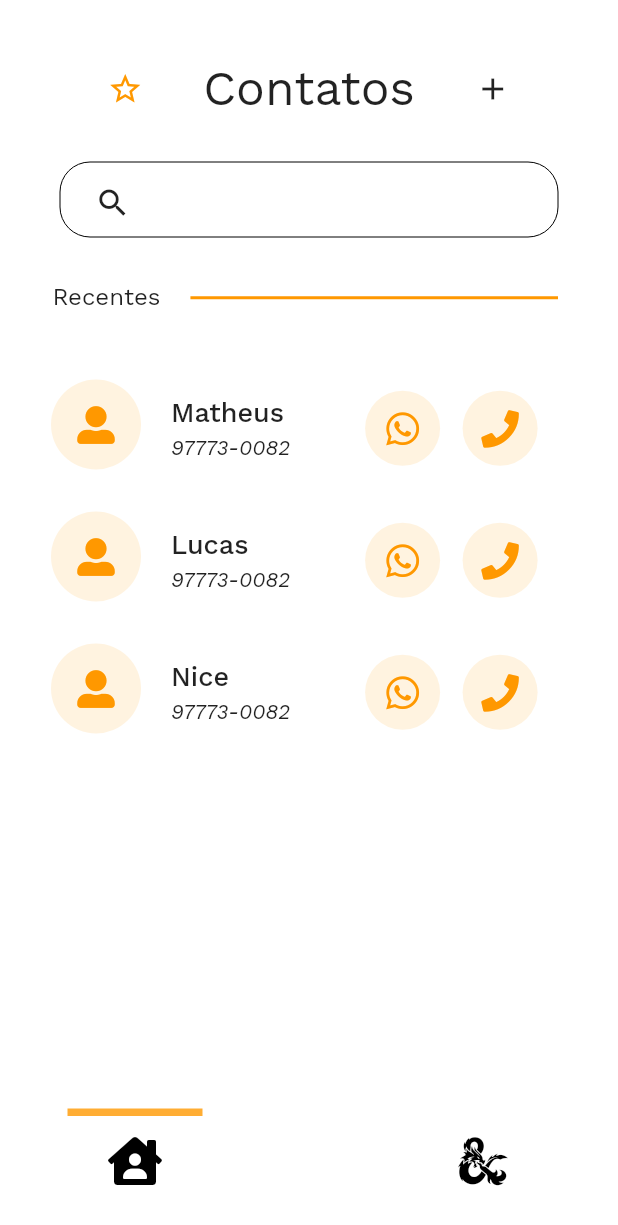
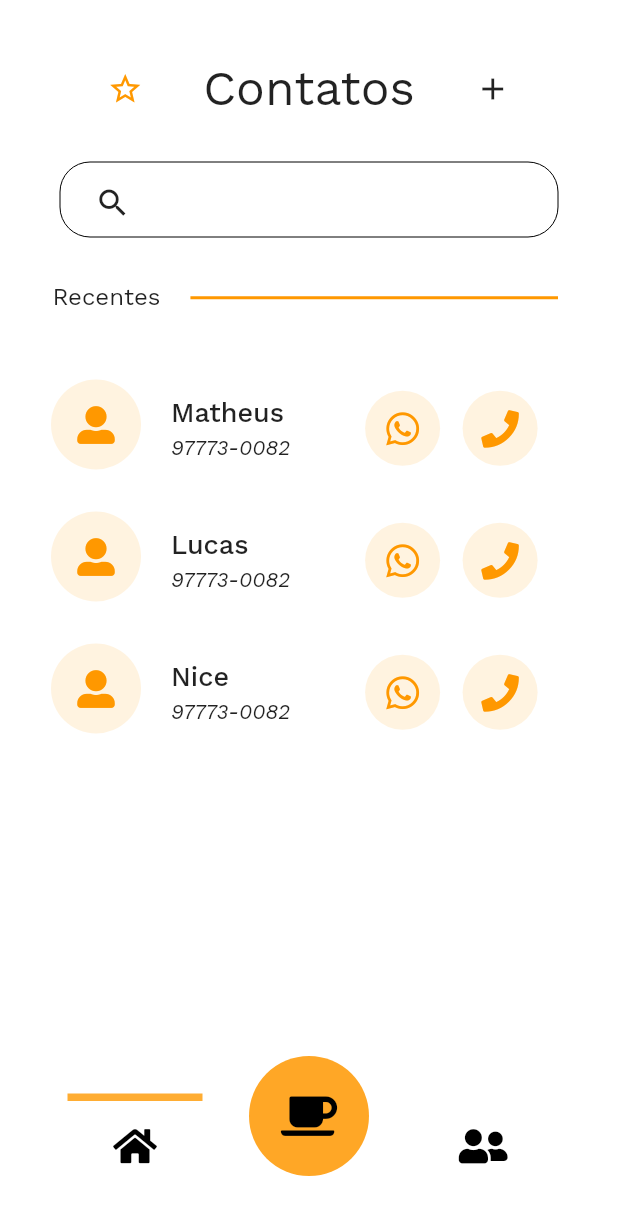
Before and after one commit to MatheusBispoDev/caseirinhos, a Flutter app: the screen it shows after launch, on a phone screen of 412 x 824 dp. Shown: the top 1225 px of the screen. Run offline on Flutter 3.47's test engine with Material 2 defaults, Android fonts, the phone set to English and light mode, and no system bars; our stand-ins replace font_awesome_flutter, google_fonts.

Commit message:
Adicionado Botão de navegeção: Versão 1.3 (Finalizada a parte visual)

```diff
--- a/lib/components/customAnimatedBottomBar/custom_animated_bottom_bar.dart
+++ b/lib/components/customAnimatedBottomBar/custom_animated_bottom_bar.dart
@@ -1,5 +1,7 @@
 import 'package:caseirinhos/components/customAnimatedBottomBar/item_custom_bar.dart';
+import 'package:caseirinhos/components/fontAwesomeIcons/font_awesome_icons_custom.dart';
 import 'package:flutter/material.dart';
+import 'package:font_awesome_flutter/font_awesome_flutter.dart';
 import 'model_custom_animated_bottom_bar.dart';
 
 class CustomAnimatedBottomBar extends StatelessWidget {
@@ -29,8 +31,12 @@ class CustomAnimatedBottomBar extends StatelessWidget {
   Widget build(BuildContext context) {
     final bgColor = backgroundColor ?? Theme.of(context).bottomAppBarColor;
 
-    return Container(
-      height: 100,
+    return Stack(
+      clipBehavior: Clip.none,
+      alignment: AlignmentDirectional.bottomCenter,
+      children: [
+        Container(
+          height: 120,
           decoration: BoxDecoration(
             color: bgColor,
           ),
@@ -38,7 +44,7 @@ class CustomAnimatedBottomBar extends StatelessWidget {
             child: Container(
               width: double.infinity,
               height: containerHeight,
-          padding: const EdgeInsets.symmetric(vertical: 6, horizontal: 25),
+              padding: const EdgeInsets.symmetric(horizontal: 25),
               child: Row(
                 mainAxisAlignment: mainAxisAlignment,
                 children: items.map((item) {
@@ -51,12 +57,37 @@ class CustomAnimatedBottomBar extends StatelessWidget {
                         isSelected: index == selectedIndex,
                         backgroundColor: bgColor,
                         animationDuration: animationDuration,
-                ),
-              );
+                      ));
                 }).toList(),
               ),
             ),
           ),
+        ),
+        Positioned.fill(
+          child: Padding(
+            padding: const EdgeInsets.only(bottom: 40),
+            child: GestureDetector(
+              child: ClipRect(
+                child: AnimatedContainer(
+                  duration: Duration(microseconds: 500),
+                  decoration: BoxDecoration(
+                    color: Colors.orange.shade400,
+                    shape: BoxShape.circle,
+                  ),
+                  child: FontAwesomeIconCustom(
+                    FontAwesomeIcons.coffee,
+                    color: Colors.black,
+                    size: 30,
+                  ),
+                ),
+              ),
+              onTap: (){
+                // TODO: Adicionar funcionadalide para ir para tela de vendas
+              },
+            ),
+          ),
+        ),
+      ],
     );
   }
 }
--- a/lib/pages/contacts_page/contacts_page.dart
+++ b/lib/pages/contacts_page/contacts_page.dart
@@ -37,23 +37,17 @@ class _ContactPageState extends State<ContactPage> {
         items: <BottomNavyBarItem>[
           BottomNavyBarItem(
             icon: FontAwesomeIconCustom(
-              FontAwesomeIcons.houseUser,
-              size: 32,
+              FontAwesomeIcons.home,
+              size: 26,
               color: Colors.black,
             ),
-            activeColor: Colors.black,
-            inactiveColor: Colors.black,
-            textAlign: TextAlign.center,
           ),
           BottomNavyBarItem(
             icon: FontAwesomeIconCustom(
-              FontAwesomeIcons.dAndD,
-              size: 32,
+              FontAwesomeIcons.userFriends,
+              size: 26,
               color: Colors.black,
             ),
-            activeColor: Colors.black,
-            inactiveColor: Colors.black,
-            textAlign: TextAlign.center,
           ),
         ],
       ),
```
Also changed, not shown: 1 other file. Lines whose indentation alone changed are shown as unchanged.
